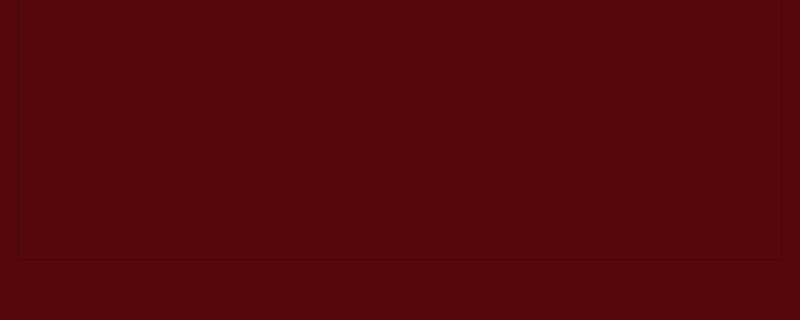
Qt form Interfaz/interfazDiseño.ui (FranciscoSaggiorato1/ppai_bonvino) before a commit; both pictures show x 0 to 800 and y 280 to 600 of the 800 by 600 pixel window.
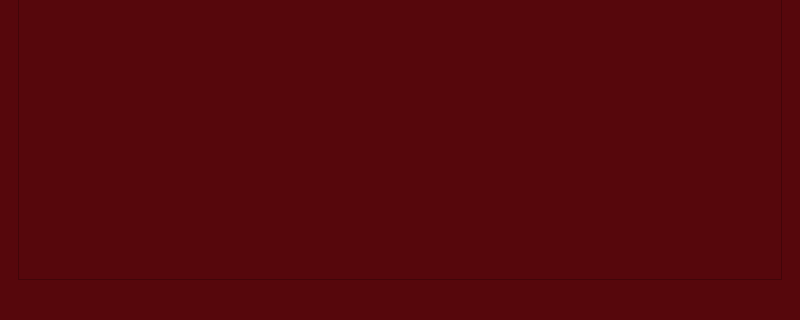
The same form after that commit. The open tabs and pages were chosen to show the change. Icons and pictures are not drawn.

Patch:
```diff
--- a/Interfaz/interfazDiseño.ui
+++ b/Interfaz/interfazDiseño.ui
@@ -238,19 +238,6 @@
           </property>
          </widget>
         </item>
-        <item>
-         <spacer name="verticalSpacerBottom">
-          <property name="orientation">
-           <enum>Qt::Vertical</enum>
-          </property>
-          <property name="sizeHint" stdset="0">
-           <size>
-            <width>20</width>
-            <height>20</height>
-           </size>
-          </property>
-         </spacer>
-        </item>
        </layout>
       </widget>
      </widget>
```
Left out of the diff: 3 changed lines with no effect on the pictures.
